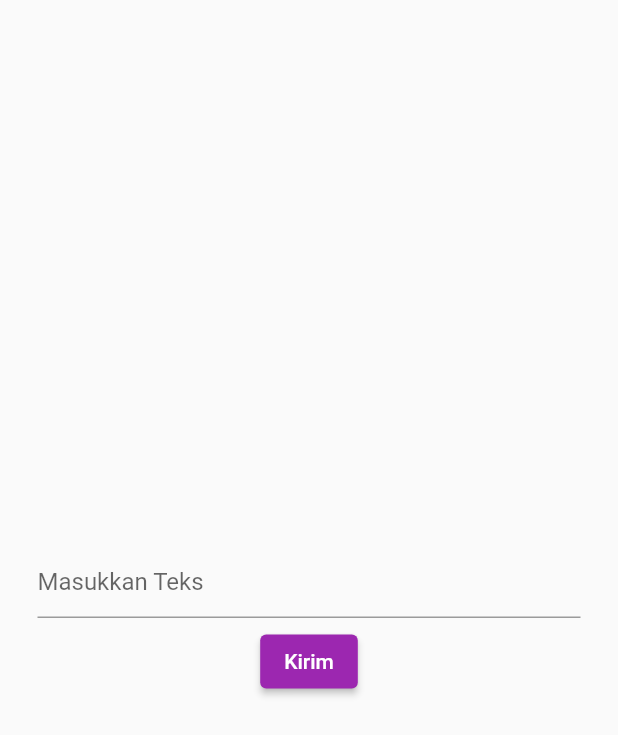
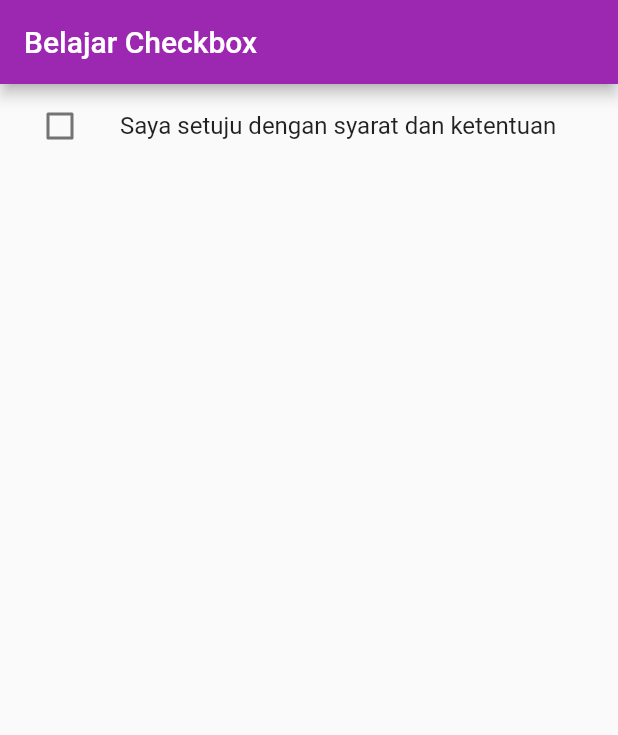
Before and after one commit to dianprawira/flutter_starter, a Flutter app: the screen it shows after launch, on a phone screen of 412 x 824 dp. Shown: the top 735 px of the screen. Run offline on Flutter 3.47's test engine with Material 2 defaults, Android fonts, the phone set to English and light mode, and no system bars.

Commit message:
membuat checkbox dan radio

```diff
--- a/lib/main.dart
+++ b/lib/main.dart
@@ -1,4 +1,6 @@
 import 'package:flutter/material.dart';
+import 'package:flutter_starter/ui/belajar_checkbox_page.dart';
+import 'package:flutter_starter/ui/belajar_radio_page.dart';
 import 'package:flutter_starter/ui/pemrosesan_input_page.dart';
 import 'ui/my_home_page.dart';
 
@@ -16,7 +18,7 @@ class MyApp extends StatelessWidget {
       theme: ThemeData(
         primarySwatch: Colors.purple,
       ),
-      home: const PemrosesanInputPage(
+      home: const BelajarCheckboxPage(
           // title: 'Selamat Datang',
           ),
     );
--- /dev/null
+++ b/lib/ui/belajar_checkbox_page.dart
@@ -0,0 +1,37 @@
+import 'package:flutter/material.dart';
+
+class BelajarCheckboxPage extends StatefulWidget {
+  const BelajarCheckboxPage({super.key});
+
+  @override
+  State<BelajarCheckboxPage> createState() => _BelajarCheckboxPageState();
+}
+
+class _BelajarCheckboxPageState extends State<BelajarCheckboxPage> {
+  final myController = TextEditingController();
+  bool isAgree = false;
+
+  @override
+  Widget build(BuildContext context) {
+    return Scaffold(
+      appBar: AppBar(
+        title: const Text('Belajar Checkbox'),
+      ),
+      body: Column(
+        children: [
+          ListTile(
+            title: const Text('Saya setuju dengan syarat dan ketentuan'),
+            leading: Checkbox(
+              value: isAgree,
+              onChanged: (bool? value) {
+                setState(() {
+                  isAgree = value!;
+                });
+              },
+            ),
+          ),
+        ],
+      ),
+    );
+  }
+}
```
Also changed, not shown: lib/ui/belajar_radio_page.dart (added, +52 -0 lines).
